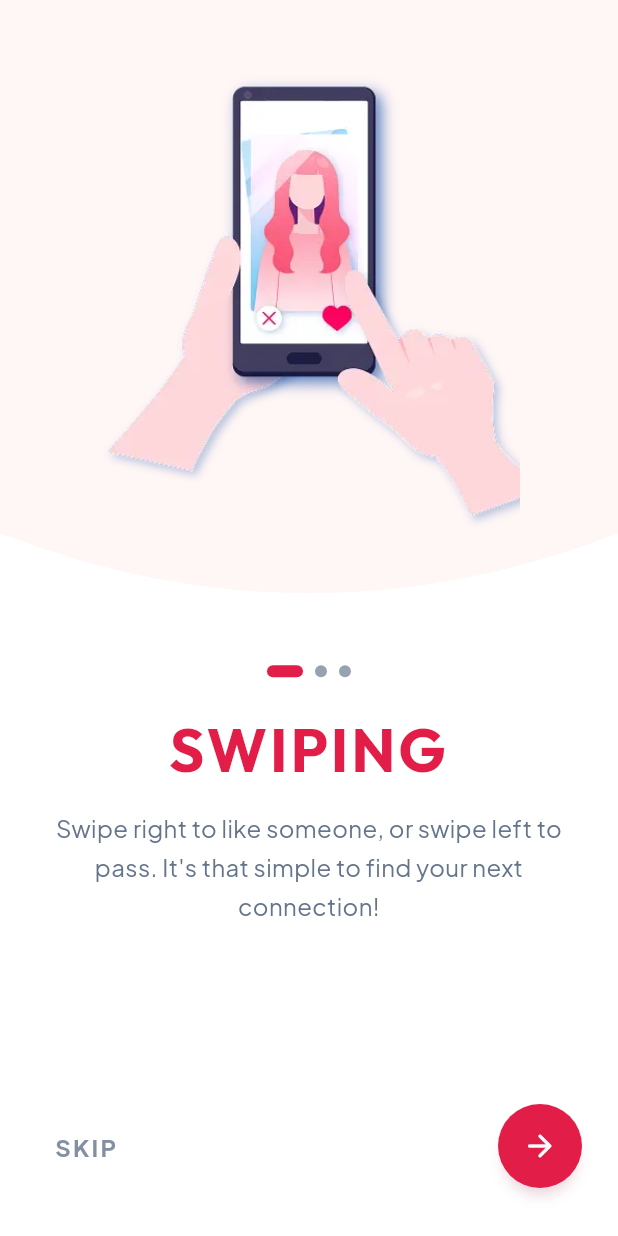
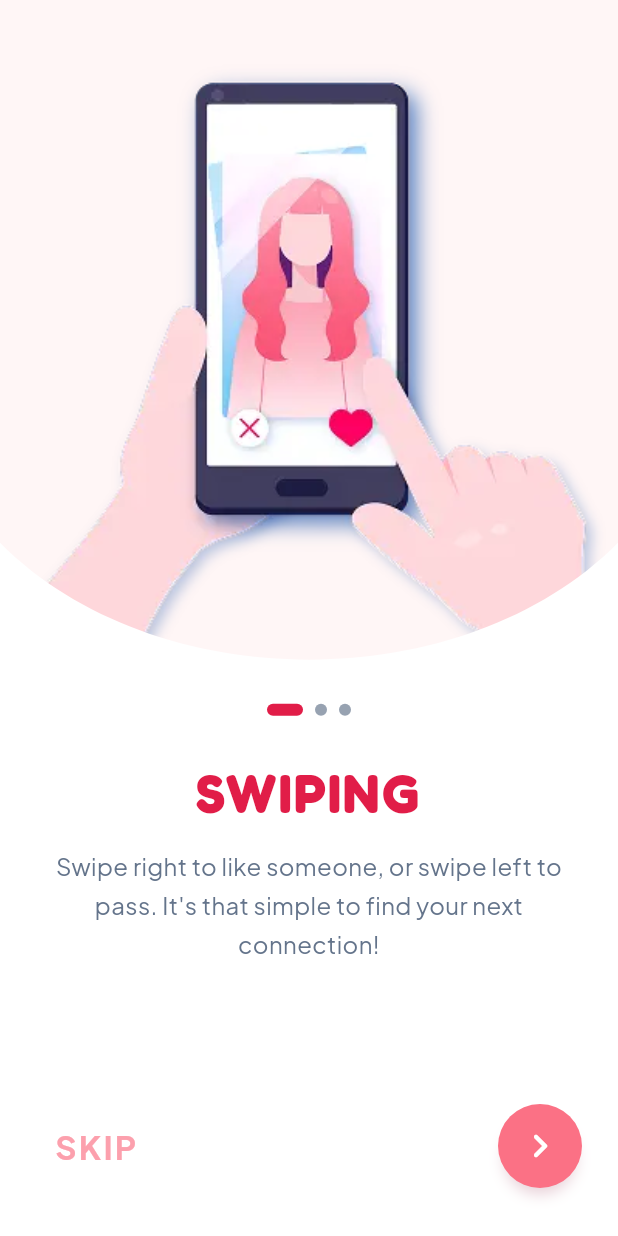
Before and after one commit to VibeU-App/VibeU-FE, a Flutter app: the screen it shows after launch, on a phone screen of 412 x 824 dp. Run offline on Flutter 3.47's test engine with Material 3 defaults, Android fonts, the phone set to English and light mode, and no system bars; our stand-ins replace flutter_native_splash, go_router, google_fonts; statements that could not run were skipped.

Commit message:
Refactor: Centralize assets management and fix UI issues per Lead feedback - Synchronized design system constants - Created AppAssets class to manage all asset paths (no more hardcoding). - Refactored Onboarding UI: removed pre-rendered UI images, now using pure Flutter widgets for buttons and dots. - Added SafeArea to SplashScreen and OnboardingView to prevent notch overlap. - Integrated GoRouter for navigation (replaced Navigator.push). Comprehensive UI/UX Sync with Figma and System Optimization" -m "- Centralized asset management in AppAssets and switched to PNG for native compatibility. - Fixed App Icon cropping using Adaptive Icon Inset (40%). - Implemented seamless Zoom animation for Splash Screen with new slogan. - Refactored Onboarding: Swipe Up animations, and enhanced background curvature.

```diff
--- a/lib/features/intro/presentation/widgets/onboarding_bottom_bar.dart
+++ b/lib/features/intro/presentation/widgets/onboarding_bottom_bar.dart
@@ -25,7 +25,7 @@ class OnboardingBottomBar extends StatelessWidget {
       child: Row(
         mainAxisAlignment: MainAxisAlignment.spaceBetween,
         children: [
-          // SKIP button (text only, hidden on last page)
+          // SKIP button (secondary300)
           AnimatedOpacity(
             duration: const Duration(milliseconds: 300),
             opacity: isLastPage ? 0.0 : 1.0,
@@ -34,15 +34,16 @@ class OnboardingBottomBar extends StatelessWidget {
               child: Text(
                 'SKIP',
                 style: AppTypography.button.copyWith(
-                  color: AppColors.textMuted400,
+                  color: AppColors.secondary300,
                   fontWeight: FontWeight.w700,
+                  fontSize:22,
                   letterSpacing: 1.5,
                 ),
               ),
             ),
           ),
 
-          // Next button: circle FAB on pages 1&2, filled rect on last page
+          // Next button (secondary500)
           AnimatedSwitcher(
             duration: const Duration(milliseconds: 350),
             transitionBuilder: (child, animation) {
@@ -74,14 +75,14 @@ class _NextCircleButton extends StatelessWidget {
         width: 56,
         height: 56,
         decoration: BoxDecoration(
-          color: AppColors.primary500,
+          color: AppColors.secondary500, // Đổi sang secondary500 theo yêu cầu mới
           shape: BoxShape.circle,
           boxShadow: [AppShadows.mid],
         ),
         child: const Icon(
-          Icons.arrow_forward_rounded,
+          Icons.chevron_right_rounded,
           color: Colors.white,
-          size: 24,
+          size: 32,
         ),
       ),
     );
--- a/lib/features/intro/presentation/widgets/onboarding_page.dart
+++ b/lib/features/intro/presentation/widgets/onboarding_page.dart
@@ -1,9 +1,10 @@
 import 'package:flutter/material.dart';
+import 'package:google_fonts/google_fonts.dart';
 import 'package:vibeu_fe/config/UI/design_system.dart';
 import '../views/onboarding_view.dart';
 import 'pagination_dots.dart';
 
-class OnboardingPage extends StatelessWidget {
+class OnboardingPage extends StatefulWidget {
   final OnboardingData data;
   final int currentPage;
   final int totalPages;
@@ -16,81 +17,184 @@ class OnboardingPage extends StatelessWidget {
   });
 
   @override
+  State<OnboardingPage> createState() => _OnboardingPageState();
+}
+
+class _OnboardingPageState extends State<OnboardingPage>
+    with SingleTickerProviderStateMixin {
+  late AnimationController _controller;
+  late Animation<double> _opacityAnimation;
+  late Animation<Offset> _slideAnimation;
+
+  @override
+  void initState() {
+    super.initState();
+
+    _controller = AnimationController(
+      vsync: this,
+      duration: const Duration(milliseconds: 800),
+    );
+
+    _opacityAnimation = Tween<double>(begin: 0.0, end: 1.0).animate(
+      CurvedAnimation(parent: _controller, curve: Curves.easeIn),
+    );
+
+    _slideAnimation = Tween<Offset>(
+      begin: const Offset(0, 0.2),
+      end: Offset.zero,
+    ).animate(
+      CurvedAnimation(parent: _controller, curve: Curves.easeOutCubic),
+    );
+
+    _controller.forward();
+  }
+
+  @override
+  void didUpdateWidget(OnboardingPage oldWidget) {
+    super.didUpdateWidget(oldWidget);
+
+    if (oldWidget.data != widget.data) {
+      _controller.reset();
+      _controller.forward();
+    }
+  }
+
+  @override
+  void dispose() {
+    _controller.dispose();
+    super.dispose();
+  }
+
+  @override
   Widget build(BuildContext context) {
-    final screenHeight = MediaQuery.of(context).size.height;
-    final topSectionHeight = screenHeight * 0.48;
+    final screenSize = MediaQuery.of(context).size;
+    final screenHeight = screenSize.height;
+    final screenWidth = screenSize.width;
+
+    final topSectionHeight = (screenHeight * 0.55).clamp(420.0, 500.0);
+    final curveHeight = (screenHeight * 0.14).clamp(115.0, 145.0);
+
+    double imageScale;
+    Offset imageOffset;
+
+    switch (widget.currentPage) {
+      case 0: // SWIPING
+        imageScale = 1.08;
+        imageOffset = Offset(0, screenHeight * 0.07);
+        break;
+
+      case 1: // MATCHING
+        imageScale = 1.50;
+        imageOffset = Offset(0, -screenHeight * 0.005);
+        break;
+
+      case 2: // CONNECTING
+        imageScale = 0.82;
+        imageOffset = Offset(0, -screenHeight * 0.010);
+        break;
+
+      default:
+        imageScale = 1.0;
+        imageOffset = Offset.zero;
+    }
 
     return Column(
       crossAxisAlignment: CrossAxisAlignment.center,
       children: [
-        // ── TOP SECTION: curved background + images ──
-        SizedBox(
+        ClipRect(
+          child: SizedBox(
             height: topSectionHeight,
             child: Stack(
-            clipBehavior: Clip.none,
+              clipBehavior: Clip.hardEdge,
               children: [
-              // Curved background
-              ClipPath(
-                clipper: _CurvedBottomClipper(),
-                child: Container(
+                Container(
                   width: double.infinity,
                   height: topSectionHeight,
                   color: AppColors.background300,
                 ),
-              ),
-              // Top image (centered)
+
                 Positioned.fill(
+                  bottom: screenHeight * 0.035,
+                  child: FadeTransition(
+                    opacity: _opacityAnimation,
+                    child: SlideTransition(
+                      position: _slideAnimation,
                       child: Align(
                         alignment: Alignment.center,
-                  child: Padding(
-                    padding: const EdgeInsets.only(
-                      top: 48,
-                      bottom: 40,
-                      left: AppSizes.s24,
-                      right: AppSizes.s24,
-                    ),
+                        child: Transform.translate(
+                          offset: imageOffset,
+                          child: Transform.scale(
+                            scale: imageScale,
                             child: Image.asset(
-                      data.imagePath,
+                              widget.data.imagePath,
+                              width: double.infinity,
                               fit: BoxFit.contain,
                             ),
                           ),
                         ),
                       ),
-            ],
+                    ),
                   ),
                 ),
 
-        const SizedBox(height: AppSizes.s48),
-
-        // ── PAGINATION DOTS ──
-        PaginationDots(
-          totalPages: totalPages,
-          currentPage: currentPage,
+                Positioned(
+                  left: 0,
+                  right: 0,
+                  bottom: -1,
+                  child: CustomPaint(
+                    size: Size(screenWidth, curveHeight),
+                    painter: _CurvePainter(color: AppColors.surface50),
                   ),
-
-        const SizedBox(height: AppSizes.s24),
-
-        // ── TITLE ──
-        Padding(
-          padding: const EdgeInsets.symmetric(horizontal: AppSizes.s32),
-          child: Text(
-            data.title,
-            textAlign: TextAlign.center,
-            style: AppTypography.displayLarge.copyWith(
-              color: AppColors.primary500,
-              fontWeight: FontWeight.w700,
-              letterSpacing: 2,
+                ),
+              ],
             ),
           ),
         ),
 
         const SizedBox(height: AppSizes.s16),
 
-        // ── DESCRIPTION ──
+        FadeTransition(
+          opacity: _opacityAnimation,
+          child: PaginationDots(
+            totalPages: widget.totalPages,
+            currentPage: widget.currentPage,
+          ),
+        ),
+
+        const SizedBox(height: AppSizes.s32),
+
+        Expanded(
+          child: FadeTransition(
+            opacity: _opacityAnimation,
+            child: SlideTransition(
+              position: _slideAnimation,
+              child: Column(
+                children: [
                   Padding(
-          padding: const EdgeInsets.symmetric(horizontal: AppSizes.s32),
+                    padding: const EdgeInsets.symmetric(
+                      horizontal: AppSizes.s32,
+                    ),
                     child: Text(
-            data.description,
+                      widget.data.title,
+                      textAlign: TextAlign.center,
+                      style: GoogleFonts.fredoka(
+                        fontSize: 36,
+                        fontWeight: FontWeight.w700,
+                        letterSpacing: 1.4,
+                        height: 1.1,
+                        color: AppColors.primary500,
+                      ),
+                    ),
+                  ),
+
+                  const SizedBox(height: AppSizes.s16),
+
+                  Padding(
+                    padding: const EdgeInsets.symmetric(
+                      horizontal: AppSizes.s32,
+                    ),
+                    child: Text(
+                      widget.data.description,
                       textAlign: TextAlign.center,
                       style: AppTypography.bodyStd.copyWith(
                         color: AppColors.textMuted500,
@@ -99,27 +203,48 @@ class OnboardingPage extends StatelessWidget {
                     ),
                   ),
                 ],
+              ),
+            ),
+          ),
+        ),
+      ],
     );
   }
 }
 
-/// Custom clipper tạo viền cong úp ngược ở đáy section trên
-class _CurvedBottomClipper extends CustomClipper<Path> {
+class _CurvePainter extends CustomPainter {
+  final Color color;
+
+  _CurvePainter({required this.color});
+
   @override
-  Path getClip(Size size) {
+  void paint(Canvas canvas, Size size) {
+    final paint = Paint()
+      ..color = color
+      ..style = PaintingStyle.fill
+      ..isAntiAlias = true;
+
     final path = Path();
-    path.lineTo(0, size.height - 40);
-    path.quadraticBezierTo(
-      size.width / 2,
-      size.height + 40,
+
+    // Sửa các con số ở đây để viền hồng cong đẹp hơn
+    path.moveTo(0, size.height * 0.20);
+
+    path.cubicTo(
+      size.width * 0.25,
+      size.height * 1.1,
+      size.width * 0.75,
+      size.height * 1.1,
       size.width,
-      size.height - 40,
+      size.height * 0.20,
     );
-    path.lineTo(size.width, 0);
+
+    path.lineTo(size.width, size.height);
+    path.lineTo(0, size.height);
     path.close();
-    return path;
+
+    canvas.drawPath(path, paint);
   }
 
   @override
-  bool shouldReclip(_CurvedBottomClipper oldClipper) => false;
+  bool shouldRepaint(covariant CustomPainter oldDelegate) => false;
 }
```
Also changed, not shown: flutter_native_splash.yaml (added, +13 -0 lines), lib/config/UI/app_assets.dart (+3 -6 lines), lib/features/intro/presentation/views/splash_screen.dart (+62 -44 lines), pubspec.yaml (+10 -65 lines), assets/images/splash_flutter_native.webp (deleted), assets/images/splash_screen.webp, pubspec.lock, 33 other files. Lines whose indentation alone changed are shown as unchanged.
